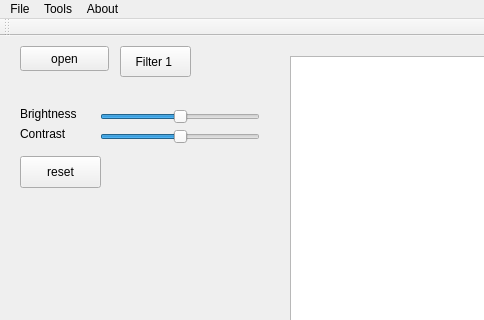
Old version of the form view.ui in the repository yang-han/GraphicsEditor; both pictures show x 0 to 484 and y 0 to 320 of the 971 by 674 pixel window.
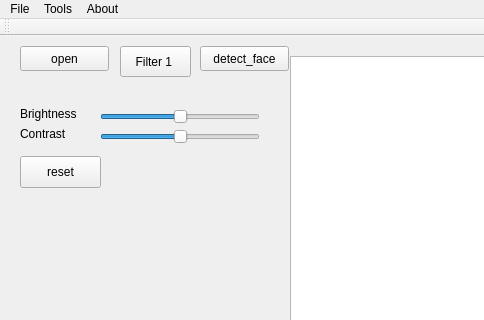
New version of the form.

Commit message: detect face

```diff
--- a/view.ui
+++ b/view.ui
@@ -164,6 +164,19 @@
      <string>reset</string>
     </property>
    </widget>
+   <widget class="QPushButton" name="button_detect_face">
+    <property name="geometry">
+     <rect>
+      <x>200</x>
+      <y>10</y>
+      <width>89</width>
+      <height>25</height>
+     </rect>
+    </property>
+    <property name="text">
+     <string>detect_face</string>
+    </property>
+   </widget>
   </widget>
   <widget class="QMenuBar" name="menuBar">
    <property name="geometry">
```
Left out of the diff: 2 changed lines with no effect on the pictures. The commit also changes 15 other files.
